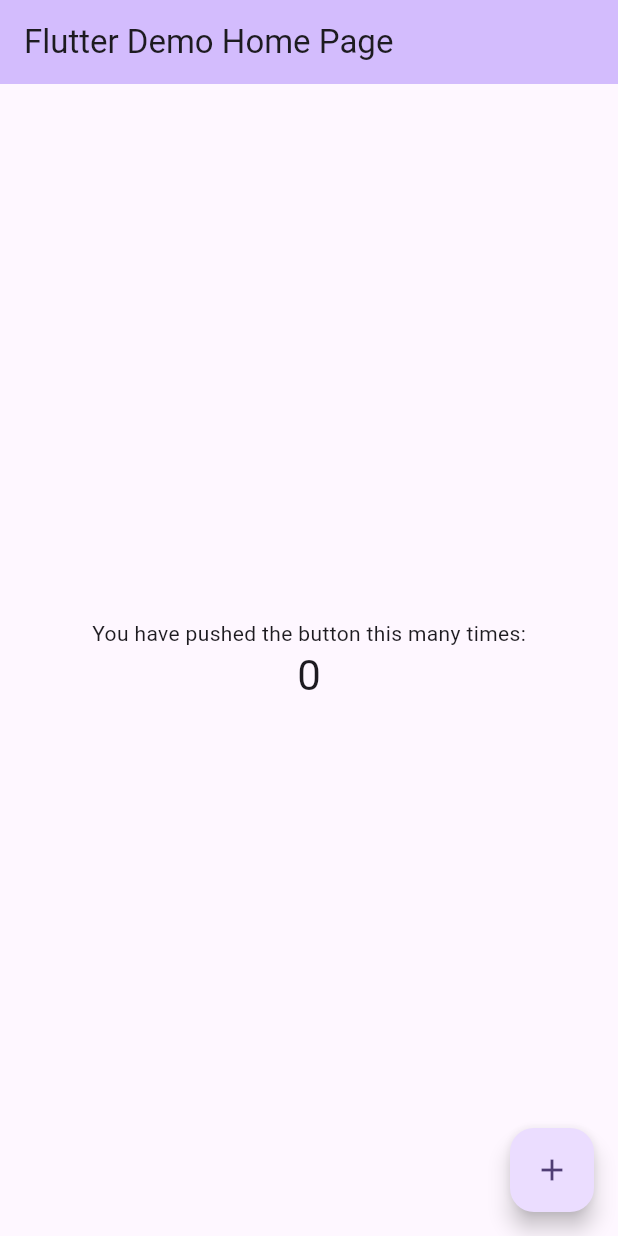
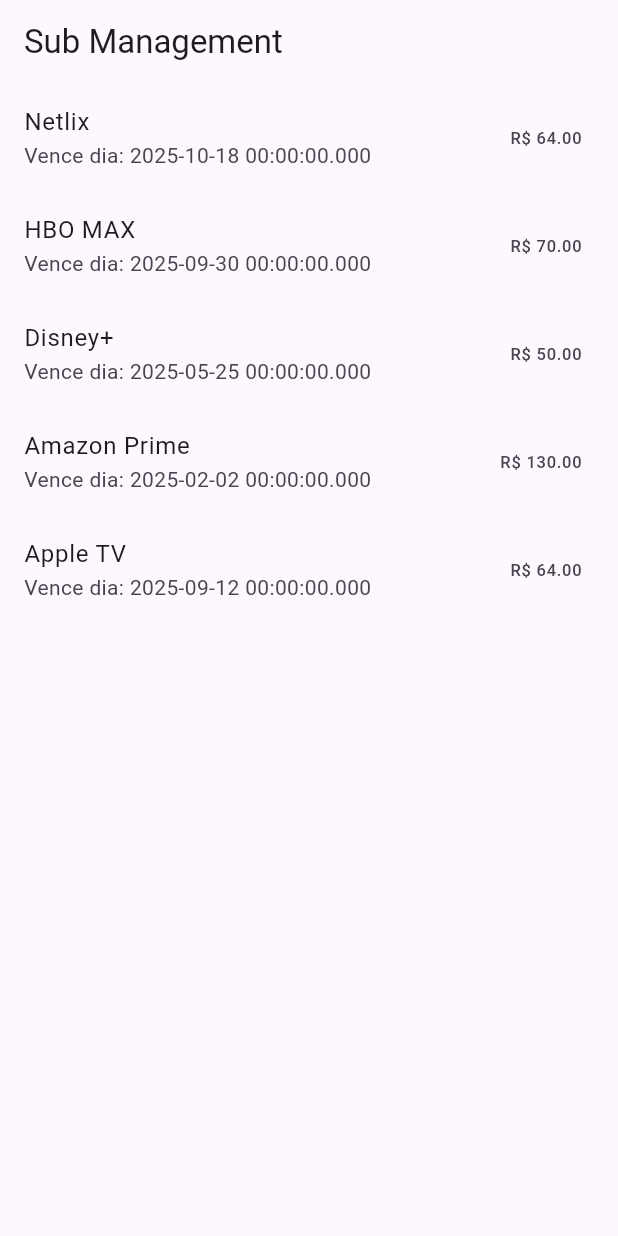
Before and after one commit to VictorMelo000/sub_control, a Flutter app: the screen it shows after launch, on a phone screen of 412 x 824 dp. Run offline on Flutter 3.47's test engine with Material 3 defaults, Android fonts, the phone set to English and light mode, and no system bars.

Commit message:
Initial structure

```diff
--- /dev/null
+++ b/lib/features/subscriptions/data/models/subscription_data.dart
@@ -0,0 +1,34 @@
+import '../../domain/entities/subscription.dart';
+
+List<Subscription> subscriptionData = [
+  Subscription(
+    id: 1,
+    name: 'Netlix',
+    price: 64,
+    dueDate: DateTime(2025, 10, 18),
+  ),
+  Subscription(
+    id: 2,
+    name: 'HBO MAX',
+    price: 70,
+    dueDate: DateTime(2025, 09, 30),
+  ),
+  Subscription(
+    id: 3,
+    name: 'Disney+',
+    price: 50,
+    dueDate: DateTime(2025, 05, 25),
+  ),
+  Subscription(
+    id: 4,
+    name: 'Amazon Prime',
+    price: 130,
+    dueDate: DateTime(2025, 02, 02),
+  ),
+  Subscription(
+    id: 5,
+    name: 'Apple TV',
+    price: 64,
+    dueDate: DateTime(2025, 09, 12),
+  ),
+];
--- /dev/null
+++ b/lib/features/subscriptions/domain/entities/subscription.dart
@@ -0,0 +1,13 @@
+class Subscription {
+  final int id;
+  final String name;
+  final double price;
+  final DateTime dueDate;
+
+  const Subscription({
+    required this.id,
+    required this.name,
+    required this.price,
+    required this.dueDate,
+  });
+}
--- /dev/null
+++ b/lib/features/subscriptions/widgets/subscription_list_widget.dart
@@ -0,0 +1,21 @@
+import 'package:flutter/material.dart';
+import 'package:sub_control/features/subscriptions/domain/entities/subscription.dart';
+
+class SubscriptionListWidget extends StatelessWidget {
+  final List<Subscription> subscription;
+  const SubscriptionListWidget({super.key, required this.subscription});
+
+  @override
+  Widget build(BuildContext context) {
+    return ListView.builder(
+      itemCount: subscription.length,
+      itemBuilder: (context, index) {
+        return ListTile(
+          title: Text(subscription[index].name),
+          subtitle: Text('Vence dia: ${subscription[index].dueDate}'),
+          trailing: Text('R\$ ${subscription[index].price.toStringAsFixed(2)}'),
+        );
+      },
+    );
+  }
+}
--- a/lib/main.dart
+++ b/lib/main.dart
@@ -1,121 +1,20 @@
 import 'package:flutter/material.dart';
+import 'package:sub_control/features/subscriptions/data/models/subscription_data.dart';
+import 'package:sub_control/features/subscriptions/widgets/subscription_list_widget.dart';
 
 void main() {
-  runApp(const MyApp());
+  runApp(const Main());
 }
 
-class MyApp extends StatelessWidget {
-  const MyApp({super.key});
+class Main extends StatelessWidget {
+  const Main({super.key});
 
-  // This widget is the root of your application.
   @override
   Widget build(BuildContext context) {
     return MaterialApp(
-      title: 'Flutter Demo',
-      theme: ThemeData(
-        // This is the theme of your application.
-        //
-        // TRY THIS: Try running your application with "flutter run". You'll see
-        // the application has a purple toolbar. Then, without quitting the app,
-        // try changing the seedColor in the colorScheme below to Colors.green
-        // and then invoke "hot reload" (save your changes or press the "hot
-        // reload" button in a Flutter-supported IDE, or press "r" if you used
-        // the command line to start the app).
-        //
-        // Notice that the counter didn't reset back to zero; the application
-        // state is not lost during the reload. To reset the state, use hot
-        // restart instead.
-        //
-        // This works for code too, not just values: Most code changes can be
-        // tested with just a hot reload.
-        colorScheme: .fromSeed(seedColor: Colors.deepPurple),
-      ),
-      home: const MyHomePage(title: 'Flutter Demo Home Page'),
-    );
-  }
-}
-
-class MyHomePage extends StatefulWidget {
-  const MyHomePage({super.key, required this.title});
-
-  // This widget is the home page of your application. It is stateful, meaning
-  // that it has a State object (defined below) that contains fields that affect
-  // how it looks.
-
-  // This class is the configuration for the state. It holds the values (in this
-  // case the title) provided by the parent (in this case the App widget) and
-  // used by the build method of the State. Fields in a Widget subclass are
-  // always marked "final".
-
-  final String title;
-
-  @override
-  State<MyHomePage> createState() => _MyHomePageState();
-}
-
-class _MyHomePageState extends State<MyHomePage> {
-  int _counter = 0;
-
-  void _incrementCounter() {
-    setState(() {
-      // This call to setState tells the Flutter framework that something has
-      // changed in this State, which causes it to rerun the build method below
-      // so that the display can reflect the updated values. If we changed
-      // _counter without calling setState(), then the build method would not be
-      // called again, and so nothing would appear to happen.
-      _counter++;
-    });
-  }
-
-  @override
-  Widget build(BuildContext context) {
-    // This method is rerun every time setState is called, for instance as done
-    // by the _incrementCounter method above.
-    //
-    // The Flutter framework has been optimized to make rerunning build methods
-    // fast, so that you can just rebuild anything that needs updating rather
-    // than having to individually change instances of widgets.
-    return Scaffold(
-      appBar: AppBar(
-        // TRY THIS: Try changing the color here to a specific color (to
-        // Colors.amber, perhaps?) and trigger a hot reload to see the AppBar
-        // change color while the other colors stay the same.
-        backgroundColor: Theme.of(context).colorScheme.inversePrimary,
-        // Here we take the value from the MyHomePage object that was created by
-        // the App.build method, and use it to set our appbar title.
-        title: Text(widget.title),
-      ),
-      body: Center(
-        // Center is a layout widget. It takes a single child and positions it
-        // in the middle of the parent.
-        child: Column(
-          // Column is also a layout widget. It takes a list of children and
-          // arranges them vertically. By default, it sizes itself to fit its
-          // children horizontally, and tries to be as tall as its parent.
-          //
-          // Column has various properties to control how it sizes itself and
-          // how it positions its children. Here we use mainAxisAlignment to
-          // center the children vertically; the main axis here is the vertical
-          // axis because Columns are vertical (the cross axis would be
-          // horizontal).
-          //
-          // TRY THIS: Invoke "debug painting" (choose the "Toggle Debug Paint"
-          // action in the IDE, or press "p" in the console), to see the
-          // wireframe for each widget.
-          mainAxisAlignment: .center,
-          children: [
-            const Text('You have pushed the button this many times:'),
-            Text(
-              '$_counter',
-              style: Theme.of(context).textTheme.headlineMedium,
-            ),
-          ],
-        ),
-      ),
-      floatingActionButton: FloatingActionButton(
-        onPressed: _incrementCounter,
-        tooltip: 'Increment',
-        child: const Icon(Icons.add),
+      home: Scaffold(
+        appBar: AppBar(title: Text('Sub Management')),
+        body: SubscriptionListWidget(subscription: subscriptionData),
       ),
     );
   }
```
Also changed, not shown: 2 other files.
